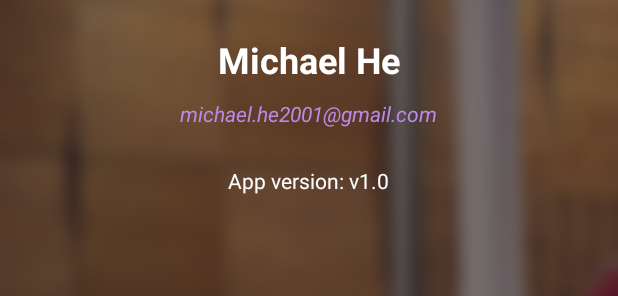
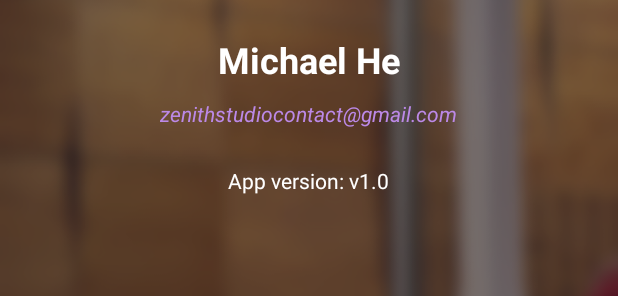
Before and after one commit to BATMOOSEMIKE/BoxOfficePrediction, an Android app: the layout fragment_about.xml on its own in the app's theme, with its tools: preview values and no code run, on a phone screen of 412 x 824 dp. Shown: the part 458-754 px from the top of the screen. Run offline under Robolectric (Android 15) with nearby library versions, the light colour scheme and no system bars.

Commit message:
Removed my personal email.

```diff
--- a/app/src/main/java/com/zenithstudios/michael/boxofficepredictor/ContactFragment.java
+++ b/app/src/main/java/com/zenithstudios/michael/boxofficepredictor/ContactFragment.java
@@ -64,7 +64,7 @@ public class ContactFragment extends Fragment {
                 Intent sendEmail = new Intent(android.content.Intent.ACTION_SEND);
 
                 sendEmail.setType("plain/text");
-                sendEmail.putExtra(android.content.Intent.EXTRA_EMAIL, new String[]{"michael.he2001@gmail.com"});
+                sendEmail.putExtra(android.content.Intent.EXTRA_EMAIL, new String[]{"zenithstudiocontact@gmail.com"});
                 sendEmail.putExtra(android.content.Intent.EXTRA_SUBJECT, subject);
                 sendEmail.putExtra(android.content.Intent.EXTRA_TEXT, message);
 
--- a/app/src/main/res/layout/fragment_about.xml
+++ b/app/src/main/res/layout/fragment_about.xml
@@ -78,7 +78,7 @@
         android:id="@+id/emailLink"
         android:layout_width="wrap_content"
         android:layout_height="wrap_content"
-        android:text="michael.he2001@gmail.com"
+        android:text="zenithstudiocontact@gmail.com"
         android:textColor="#bc89e7"
         android:textStyle="italic"
         android:layout_below="@+id/textView7"
```
